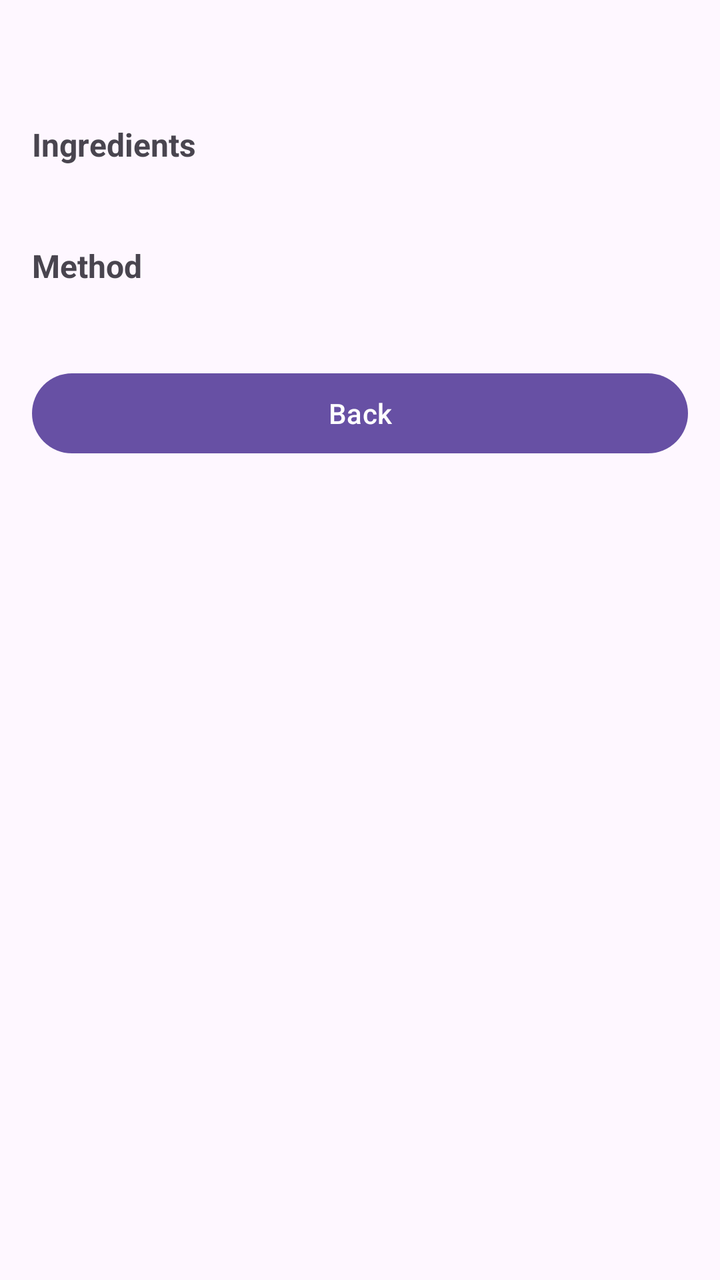
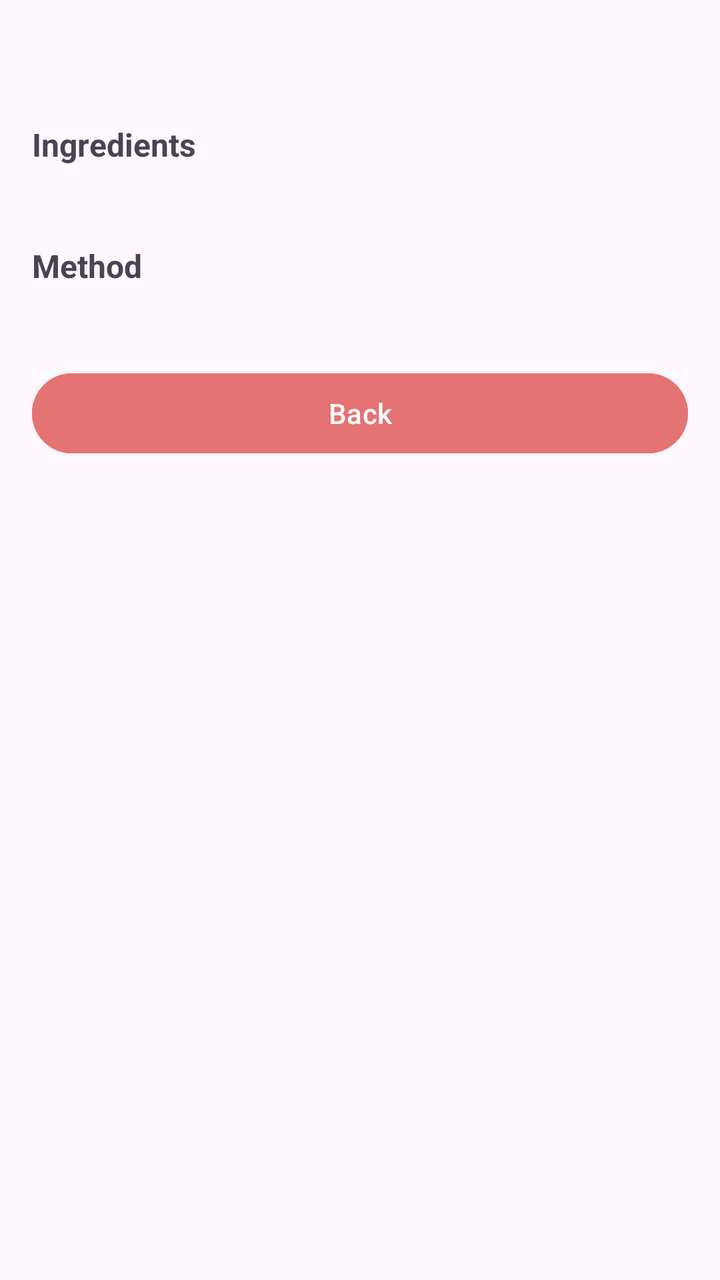

Screens rendered from an Android XML layout before and after an edit, with the pre-edit source and the edit as a unified diff.
<!-- AndroidManifest.xml: application theme Theme.SmartPantryManager -->
<!-- res/layout/activity_recipe_detail.xml -->
<?xml version="1.0" encoding="utf-8"?>
<androidx.constraintlayout.widget.ConstraintLayout
    xmlns:android="http://schemas.android.com/apk/res/android"
    xmlns:app="http://schemas.android.com/apk/res-auto"
    android:layout_width="match_parent"
    android:layout_height="match_parent"
    android:fitsSystemWindows="true"
    android:padding="16dp">

    <TextView
        android:id="@+id/tvDetailRecipeName"
        android:layout_width="0dp"
        android:layout_height="wrap_content"
        android:textSize="22sp"
        android:textStyle="bold"
        app:layout_constraintTop_toTopOf="parent"
        app:layout_constraintStart_toStartOf="parent"
        app:layout_constraintEnd_toEndOf="parent" />

    <TextView
        android:id="@+id/tvIngredientsHeader"
        android:layout_width="wrap_content"
        android:layout_height="wrap_content"
        android:text="Ingredients"
        android:textSize="16sp"
        android:textStyle="bold"
        android:layout_marginTop="16dp"
        app:layout_constraintTop_toBottomOf="@id/tvDetailRecipeName"
        app:layout_constraintStart_toStartOf="parent" />

    <TextView
        android:id="@+id/tvIngredientsList"
        android:layout_width="0dp"
        android:layout_height="wrap_content"
        android:layout_marginTop="4dp"
        app:layout_constraintTop_toBottomOf="@id/tvIngredientsHeader"
        app:layout_constraintStart_toStartOf="parent"
        app:layout_constraintEnd_toEndOf="parent" />

    <TextView
        android:id="@+id/tvStepsHeader"
        android:layout_width="wrap_content"
        android:layout_height="wrap_content"
        android:text="Method"
        android:textSize="16sp"
        android:textStyle="bold"
        android:layout_marginTop="16dp"
        app:layout_constraintTop_toBottomOf="@id/tvIngredientsList"
        app:layout_constraintStart_toStartOf="parent" />

    <TextView
        android:id="@+id/tvStepsText"
        android:layout_width="0dp"
        android:layout_height="wrap_content"
        android:layout_marginTop="4dp"
        app:layout_constraintTop_toBottomOf="@id/tvStepsHeader"
        app:layout_constraintStart_toStartOf="parent"
        app:layout_constraintEnd_toEndOf="parent" />

    <Button
        android:id="@+id/btnBack"
        android:layout_width="match_parent"
        android:layout_height="wrap_content"
        android:text="Back"
        android:layout_marginTop="16dp"
        app:layout_constraintTop_toBottomOf="@id/tvStepsText"
        app:layout_constraintStart_toStartOf="parent"
        app:layout_constraintEnd_toEndOf="parent" />

</androidx.constraintlayout.widget.ConstraintLayout>
<!-- resources referenced by this layout -->
<resources>
  <style name="Theme.SmartPantryManager" parent="Base.Theme.SmartPantryManager" />
  <style name="Base.Theme.SmartPantryManager" parent="Theme.Material3.DayNight.NoActionBar">
          
          
      </style>
</resources>

<!-- the commit's change to res/layout/activity_recipe_detail.xml (unified diff, before → after) -->
@@ -62,6 +62,8 @@
         android:layout_width="match_parent"
         android:layout_height="wrap_content"
         android:text="Back"
+        android:backgroundTint="@color/button_red"
+        android:textColor="@color/white"
         android:layout_marginTop="16dp"
         app:layout_constraintTop_toBottomOf="@id/tvStepsText"
         app:layout_constraintStart_toStartOf="parent"
<!-- resource entries referenced after the edit -->
@@ -1,5 +1,7 @@
 <!-- resources referenced by this layout -->
 <resources>
+  <color name="button_red">#E57373</color>
+  <color name="white">#FFFFFFFF</color>
   <style name="Theme.SmartPantryManager" parent="Base.Theme.SmartPantryManager" />
   <style name="Base.Theme.SmartPantryManager" parent="Theme.Material3.DayNight.NoActionBar">
           
